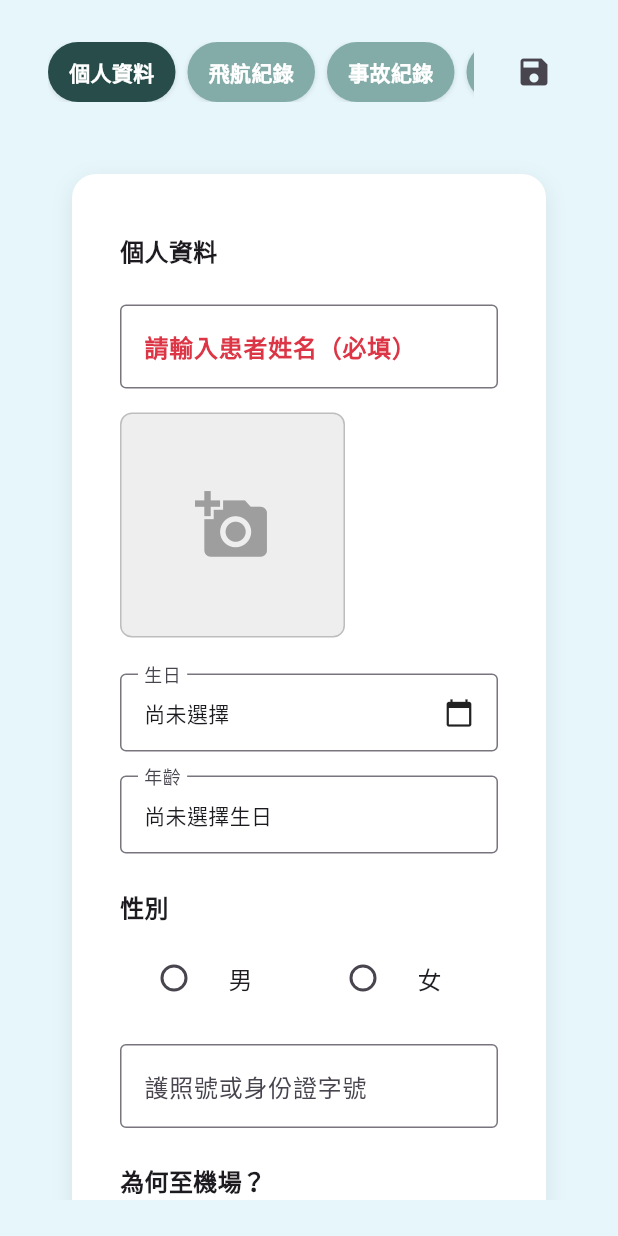
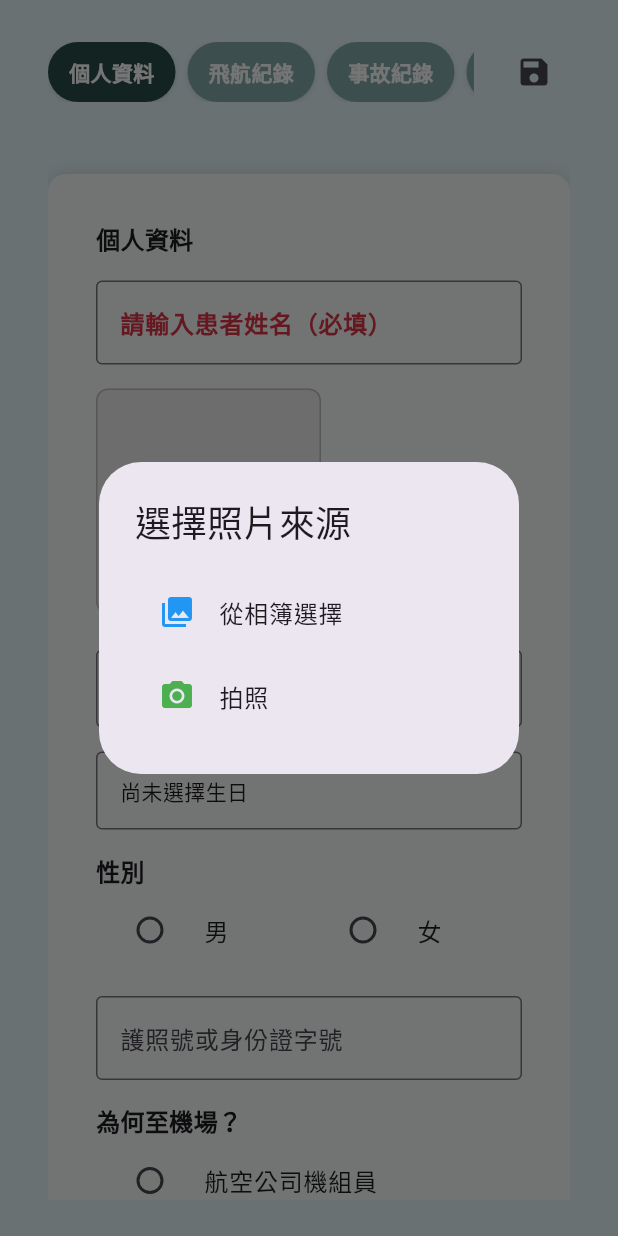
Before and after one commit to aihuaonce/chikawa_airport, a Flutter app: the Nav2Page screen opened directly with empty values, after a tap on the "add a photo" icon, on a phone screen of 412 x 824 dp. Run offline on Flutter 3.47's test engine with Material 3 defaults, Android fonts, the phone set to English and light mode, and no system bars; our stand-ins replace drift, file_picker, image_picker, shared_preferences, signature; missing offline and left inert: flutter_painter_v2; accounts and stored records are empty; generated files the repository leaves out were written again.

Commit message:
個人資料更新

```diff
--- a/lib/PersonalInformation.dart
+++ b/lib/PersonalInformation.dart
@@ -1,8 +1,9 @@
-// lib/PersonalInformationPage.dart (已根據您的美編規範進行修改)
+// lib/PersonalInformationPage.dart
 import 'dart:convert';
 import 'dart:io';
 import 'package:flutter/material.dart';
 import 'package:file_picker/file_picker.dart';
+import 'package:image_picker/image_picker.dart';
 import 'package:provider/provider.dart';
 import '../data/db/daos.dart';
 import '../data/models/patient_data.dart';
@@ -139,13 +140,41 @@ class _PersonalInformationPageState extends State<PersonalInformationPage>
     final t = AppTranslations.of(context);
     try {
       final patientData = context.read<PatientData>();
+      final ImagePicker picker = ImagePicker();
 
-      FilePickerResult? result = await FilePicker.platform.pickFiles(
-        type: FileType.image,
+      // 顯示選項對話框：從相簿選擇 或 拍照
+      final source = await showDialog<ImageSource>(
+        context: context,
+        builder: (context) => AlertDialog(
+          title: const Text('選擇照片來源'),
+          content: Column(
+            mainAxisSize: MainAxisSize.min,
+            children: [
+              ListTile(
+                leading: const Icon(Icons.photo_library, color: Colors.blue),
+                title: const Text('從相簿選擇'),
+                onTap: () => Navigator.pop(context, ImageSource.gallery),
+              ),
+              ListTile(
+                leading: const Icon(Icons.camera_alt, color: Colors.green),
+                title: const Text('拍照'),
+                onTap: () => Navigator.pop(context, ImageSource.camera),
+              ),
+            ],
+          ),
+        ),
       );
 
-      if (result != null && result.files.single.path != null) {
-        File file = File(result.files.single.path!);
+      if (source == null) return; // 使用者取消
+
+      // 使用選擇的來源取得圖片
+      final XFile? pickedFile = await picker.pickImage(
+        source: source,
+        imageQuality: 85, // 壓縮圖片品質（可選）
+      );
+
+      if (pickedFile != null) {
+        File file = File(pickedFile.path);
         List<int> bytes = await file.readAsBytes();
         String base64Image = base64Encode(bytes);
 
@@ -230,32 +259,14 @@ class _PersonalInformationPageState extends State<PersonalInformationPage>
             color: const Color(0xFFE6F6FB),
             alignment: Alignment.topCenter,
             child: SingleChildScrollView(
-              child: ConstrainedBox(
-                // Use ConstrainedBox to enforce maxWidth
-                constraints: const BoxConstraints(maxWidth: 1000),
               child: Container(
-                  margin: const EdgeInsets.symmetric(
-                    vertical: 32,
-                    horizontal: 16,
-                  ),
+                width: 900,
+                margin: const EdgeInsets.symmetric(vertical: 32),
                 padding: const EdgeInsets.all(32),
                 decoration: BoxDecoration(
-                    color: Colors.white, // As requested: 白色卡片
-                    borderRadius: BorderRadius.circular(
-                      16,
-                    ), // As requested: 圓角16
-                    boxShadow: const [
-                      BoxShadow(
-                        color: Color.fromRGBO(
-                          0,
-                          0,
-                          0,
-                          0.08,
-                        ), // As requested: 陰影柔和
-                        blurRadius: 12,
-                        offset: Offset(0, 4),
-                      ),
-                    ],
+                  color: const Color(0xFFF9FAFB),
+                  borderRadius: BorderRadius.circular(12),
+                  boxShadow: [BoxShadow(color: Colors.black12, blurRadius: 8)],
                 ),
                 child: Column(
                   crossAxisAlignment: CrossAxisAlignment.start,
@@ -360,9 +371,7 @@ class _PersonalInformationPageState extends State<PersonalInformationPage>
                             title: Text(t.male),
                             value: '男', // DB value
                             groupValue: patientData.gender,
-                              activeColor: const Color(
-                                0xFF274C4A,
-                              ), // As requested: 選中顏色
+                            activeColor: const Color(0xFF83ACA9),
                             onChanged: (v) {
                               patientData.gender = v;
                               patientData.update();
@@ -374,9 +383,7 @@ class _PersonalInformationPageState extends State<PersonalInformationPage>
                             title: Text(t.female),
                             value: '女', // DB value
                             groupValue: patientData.gender,
-                              activeColor: const Color(
-                                0xFF274C4A,
-                              ), // As requested: 選中顏色
+                            activeColor: const Color(0xFF83ACA9),
                             onChanged: (v) {
                               patientData.gender = v;
                               patientData.update();
@@ -411,9 +418,7 @@ class _PersonalInformationPageState extends State<PersonalInformationPage>
                           title: Text(entry.value),
                           value: entry.key,
                           groupValue: patientData.reason,
-                            activeColor: const Color(
-                              0xFF274C4A,
-                            ), // As requested: 選中顏色
+                          activeColor: const Color(0xFF83ACA9),
                           onChanged: (v) {
                             patientData.reason = v;
                             patientData.update();
@@ -429,9 +434,7 @@ class _PersonalInformationPageState extends State<PersonalInformationPage>
                           title: Text(entry.value),
                           value: entry.key,
                           groupValue: patientData.nationality,
-                            activeColor: const Color(
-                              0xFF274C4A,
-                            ), // As requested: 選中顏色
+                          activeColor: const Color(0xFF83ACA9),
                           onChanged: (v) {
                             patientData.nationality = v;
                             patientData.update();
@@ -476,7 +479,6 @@ class _PersonalInformationPageState extends State<PersonalInformationPage>
               ),
             ),
           ),
-          ),
         );
       },
     );
@@ -489,13 +491,9 @@ class _SectionTitle extends StatelessWidget {
 
   @override
   Widget build(BuildContext context) {
-    return Padding(
-      // Add some vertical padding for better spacing
-      padding: const EdgeInsets.symmetric(vertical: 8.0),
-      child: Text(
+    return Text(
       title,
       style: const TextStyle(fontWeight: FontWeight.bold, fontSize: 16),
-      ),
     );
   }
 }
--- a/pubspec.yaml
+++ b/pubspec.yaml
@@ -49,6 +49,8 @@ dependencies:
   flutter_painter_v2: ^2.1.0+1
   intl: ^0.20.2
   shared_preferences: ^2.5.3
+  dio: ^5.9.0
+  image_picker: ^1.2.0
 
 dev_dependencies:
   flutter_test:
```
Also changed, not shown: pubspec.lock, 5 other files. Lines whose indentation alone changed are shown as unchanged.
